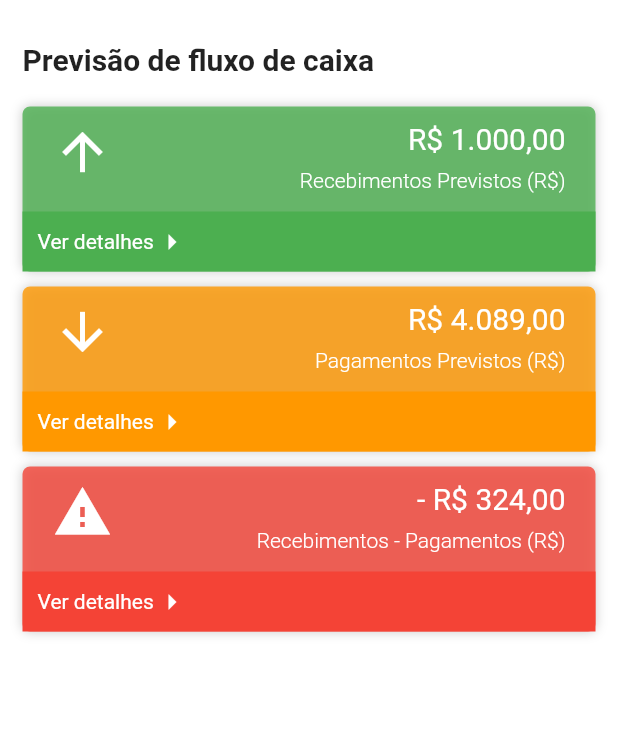
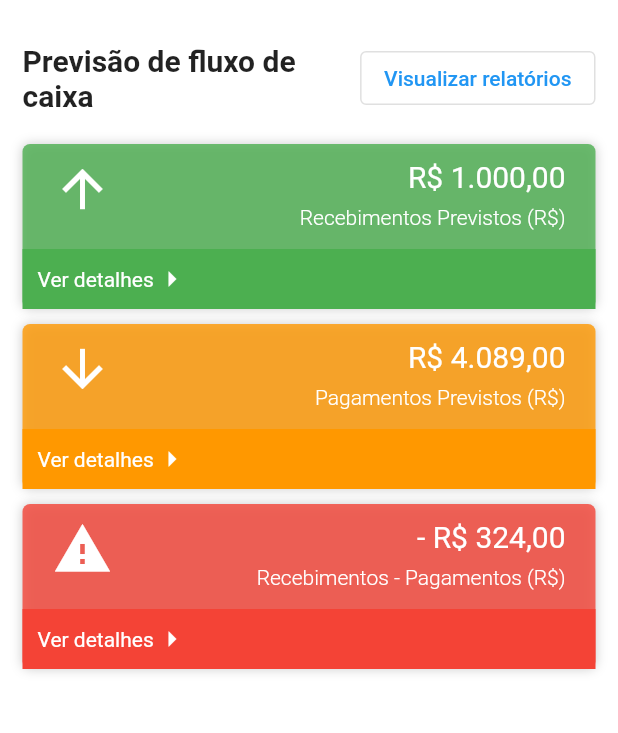
Before and after one commit to drelocatelli/sistema_loja_client, a Flutter app: the screen it shows after launch, on a phone screen of 412 x 824 dp, the part 84-817 px from its top. Run offline on Flutter 3.47's test engine with Material 3 defaults, Android fonts, the phone set to English and light mode, and no system bars; our stand-ins replace flutter_dotenv, gap, get, url_strategy.

Commit message:
finalizando relatorios top

```diff
--- a/lib/src/pages/dashboard/home_page.dart
+++ b/lib/src/pages/dashboard/home_page.dart
@@ -85,7 +85,13 @@ Widget resume() {
       child: Column(
         crossAxisAlignment: CrossAxisAlignment.start,
         children: [
-          const Text("Previsão de fluxo de caixa", style: TextStyle(fontWeight: FontWeight.bold, fontSize: 20)),
+          Row(
+            mainAxisAlignment: MainAxisAlignment.spaceBetween,
+            children: [
+              Expanded(child: Text("Previsão de fluxo de caixa", style: TextStyle(fontWeight: FontWeight.bold, fontSize: 20))),
+              OutlinedButton(onPressed: () {}, child: Text("Visualizar relatórios"))
+            ],
+          ),
           const Gap(20),
           LayoutBuilder(
             builder: (context, constraints) {
```
